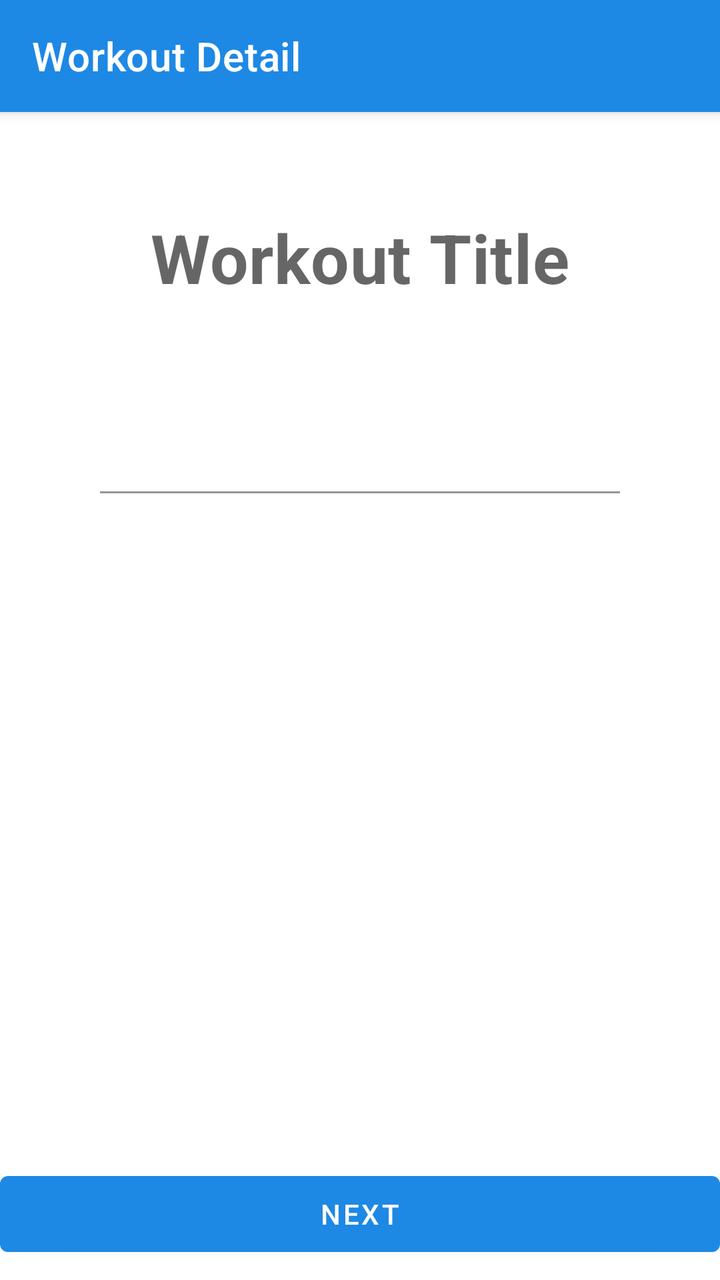
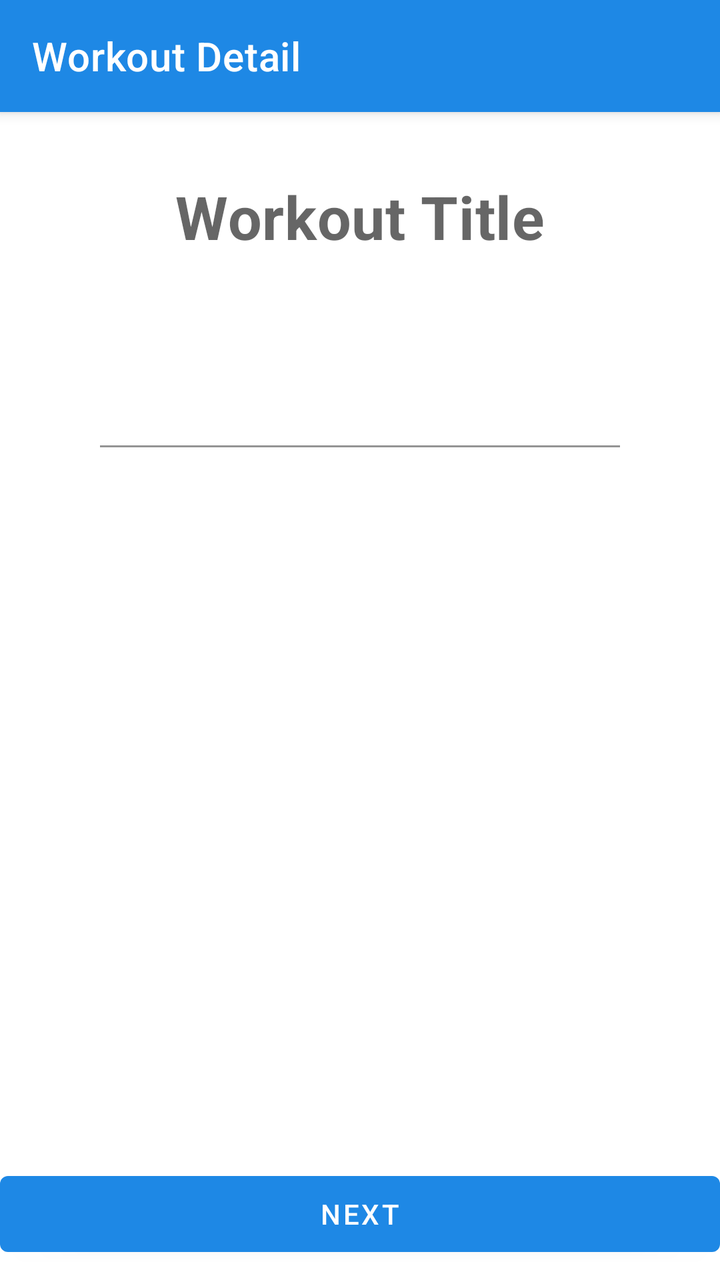

Compare the two renders of this Android layout. The source of the first and the diff that turns it into the second are given below.
<!-- AndroidManifest.xml: application theme Theme.WorkoutPlan -->
<!-- res/layout/fragment_setup_workout_title.xml -->
<?xml version="1.0" encoding="utf-8"?>
<layout xmlns:android="http://schemas.android.com/apk/res/android"
    xmlns:app="http://schemas.android.com/apk/res-auto"
    xmlns:tools="http://schemas.android.com/tools">

    <data>
        <variable
            name="workoutInputViewModel"
            type="com.example.workoutplan.viewmodels.SetupWorkoutTitleViewModel" />
    </data>

    <androidx.coordinatorlayout.widget.CoordinatorLayout
        android:layout_width="match_parent"
        android:layout_height="match_parent"
        android:background="?attr/colorSurface"
        android:fitsSystemWindows="true">

    <com.google.android.material.appbar.AppBarLayout
        android:id="@+id/appbar"
        android:layout_width="match_parent"
        android:layout_height="wrap_content">

        <com.google.android.material.appbar.MaterialToolbar
            android:id="@+id/toolbar"
            style="@style/Widget.MaterialComponents.Toolbar.Primary"
            android:layout_width="match_parent"
            android:layout_height="?attr/actionBarSize"
            app:menu="@menu/menu_workout_input"
            app:title="@string/workout_detail" />

    </com.google.android.material.appbar.AppBarLayout>

    <androidx.constraintlayout.widget.ConstraintLayout
        android:layout_width="match_parent"
        android:layout_height="match_parent"
        android:orientation="vertical"
        app:layout_behavior="@string/appbar_scrolling_view_behavior">


        <TextView
            android:id="@+id/workout_title_input"
            android:layout_width="match_parent"
            android:layout_height="wrap_content"
            android:text="@string/workout_title"
            android:layout_marginVertical="50dp"
            android:textStyle="bold"
            style="@style/TextAppearance.MaterialComponents.Headline4"
            android:textAlignment="center"
            app:layout_constraintTop_toTopOf="parent"
            app:layout_constraintStart_toStartOf="parent"
            app:layout_constraintEnd_toEndOf="parent"/>

        <com.google.android.material.textfield.TextInputLayout
            android:id="@+id/workout_input_layout"
            android:layout_width="match_parent"
            android:layout_height="wrap_content"
            android:layout_marginTop="10dp"

            app:boxBackgroundColor="?attr/colorSurface"
            android:paddingHorizontal="50dp"
            style="@style/Widget.MaterialComponents.TextInputLayout.FilledBox.Dense"
            app:layout_constraintTop_toBottomOf="@id/workout_title_input"
            app:layout_constraintStart_toStartOf="parent"
            app:layout_constraintEnd_toEndOf="parent">

            <com.google.android.material.textfield.TextInputEditText
                android:id="@+id/workout_input"
                android:layout_width="match_parent"
                android:layout_height="wrap_content"
                android:textAlignment="center"
                android:inputType="textCapSentences|textAutoCorrect"
                android:imeOptions="actionNext"
                android:textSize="40dp"
                android:text="@{workoutInputViewModel.workoutName}"/>

        </com.google.android.material.textfield.TextInputLayout>

        <Button
            android:id="@+id/next_button2"
            android:layout_width="match_parent"
            android:layout_height="50dp"
            android:text="@string/next"
            android:textAlignment="center"
            android:textAllCaps="true"
            android:layout_marginBottom="8dp"
            android:enabled="@{workoutInputViewModel.nextButtonEnabled}"
            app:layout_constraintEnd_toEndOf="parent"
            app:layout_constraintStart_toStartOf="parent"
            app:layout_constraintBottom_toBottomOf="parent"
            android:onClick="@{() -> workoutInputViewModel.onNavigateNext()}"/>

    </androidx.constraintlayout.widget.ConstraintLayout>

    </androidx.coordinatorlayout.widget.CoordinatorLayout>

</layout>
<!-- resources referenced by this layout -->
<resources>
  <string name="next">Next</string>
  <string name="workout_detail">Workout Detail</string>
  <string name="workout_title">Workout Title</string>
  <style name="Theme.WorkoutPlan" parent="Theme.MaterialComponents.DayNight.NoActionBar">
          
          <item name="colorPrimary">@color/primaryColor</item>
          <item name="colorPrimaryVariant">@color/primaryDarkColor</item>
          <item name="colorOnPrimary">@color/white</item>
          
          <item name="colorSecondary">@color/secondaryColor</item>
          <item name="colorSecondaryVariant">@color/secondaryDarkColor</item>
          <item name="colorOnSecondary">@color/secondaryLightColor</item>
          
          <item name="android:statusBarColor" tools:targetApi="l">?attr/colorPrimaryVariant</item>
          
          <item name="android:textColor">@color/primaryTextColor</item>
      </style>
  <color name="primaryColor">#1e88e5</color>
  <color name="primaryDarkColor">#005cb2</color>
  <color name="white">#FFFFFFFF</color>
  <color name="secondaryColor">#b0bec5</color>
  <color name="secondaryDarkColor">#808e95</color>
  <color name="secondaryLightColor">#e2f1f8</color>
  <color name="primaryTextColor">#000000</color>
</resources>

<!-- the commit's change to res/layout/fragment_setup_workout_title.xml (unified diff, before → after) -->
@@ -1,7 +1,6 @@
 <?xml version="1.0" encoding="utf-8"?>
 <layout xmlns:android="http://schemas.android.com/apk/res/android"
-    xmlns:app="http://schemas.android.com/apk/res-auto"
-    xmlns:tools="http://schemas.android.com/tools">
+    xmlns:app="http://schemas.android.com/apk/res-auto">
 
     <data>
         <variable
@@ -42,8 +41,9 @@
             android:layout_width="match_parent"
             android:layout_height="wrap_content"
             android:text="@string/workout_title"
-            android:layout_marginVertical="50dp"
+            android:layout_marginTop="32dp"
             android:textStyle="bold"
+            android:textSize="30sp"
             style="@style/TextAppearance.MaterialComponents.Headline4"
             android:textAlignment="center"
             app:layout_constraintTop_toTopOf="parent"
@@ -70,7 +70,7 @@
                 android:textAlignment="center"
                 android:inputType="textCapSentences|textAutoCorrect"
                 android:imeOptions="actionNext"
-                android:textSize="40dp"
+                android:textSize="40sp"
                 android:text="@{workoutInputViewModel.workoutName}"/>
 
         </com.google.android.material.textfield.TextInputLayout>
